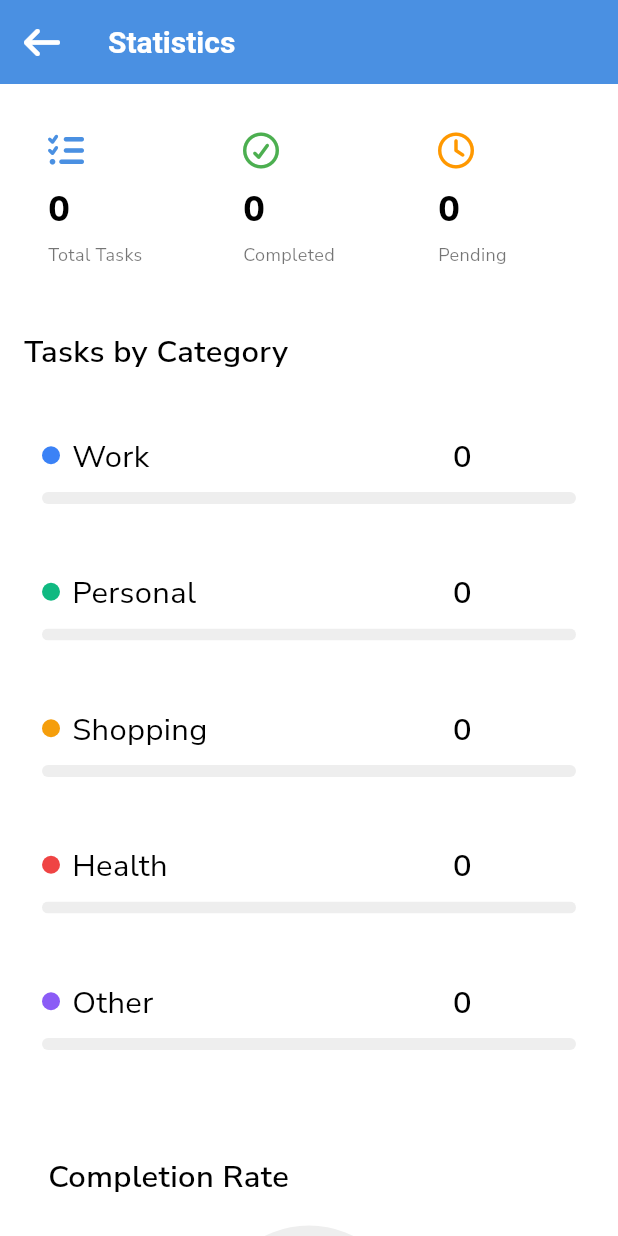
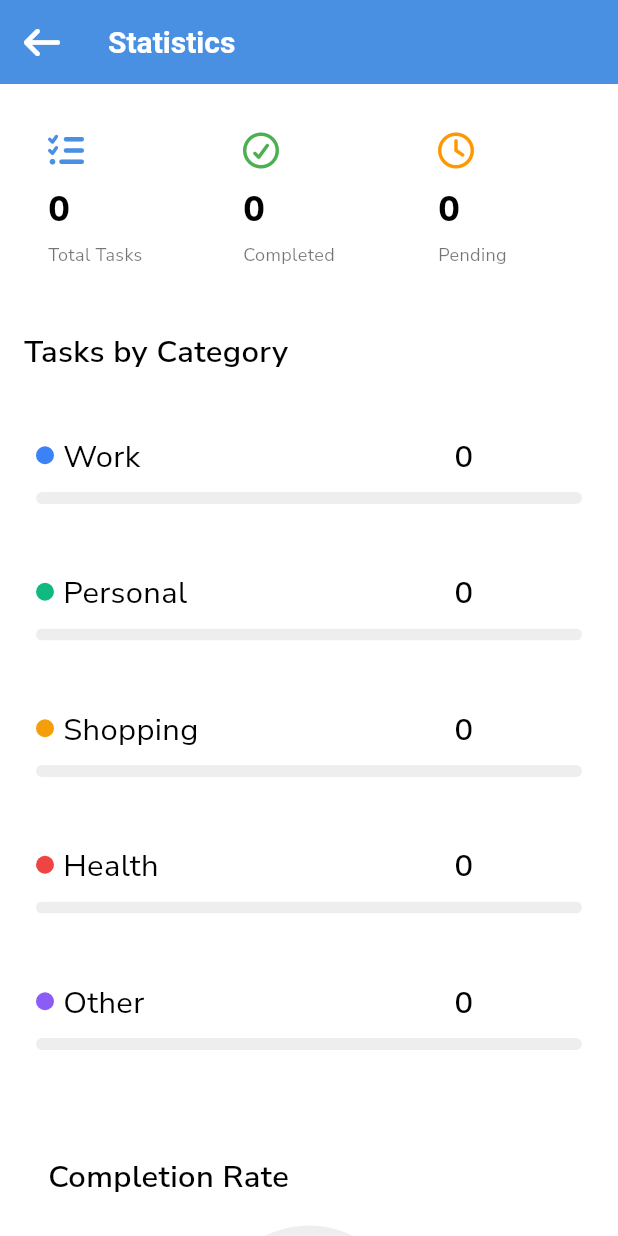
Before and after one commit to CodingFlex/taskflow, a Flutter app: the screen it shows after launch, after a tap on an icon or button, on a phone screen of 412 x 824 dp. Run offline on Flutter 3.47's test engine with Material 3 defaults, Android fonts, the phone set to English and light mode, and no system bars; drawn by our look-alikes of skeletonizer, toastification; our stand-ins replace adaptive_theme, custom_refresh_indicator, dio, flutter_dotenv, font_awesome_flutter, freezed_annotation and 11 more; missing offline and left inert: heroine, msh_checkbox; accounts and stored records are empty; network calls fail; statements that could not run were skipped.

Commit message:
Refactor padding and spacing in _CategoryStatItem for improved layout consistency. Enhance HomeViewModel to log offline sync status and provide user feedback upon successful synchronization of offline changes. Maintain existing functionality while improving user experience during manual sync operations.

```diff
--- a/lib/ui/screens/statistics/statistics_view.dart
+++ b/lib/ui/screens/statistics/statistics_view.dart
@@ -219,7 +219,7 @@ class _CategoryStatItem extends StatelessWidget {
     final isDark = Theme.of(context).brightness == Brightness.dark;
 
     return Container(
-      padding: const EdgeInsets.symmetric(horizontal: 12, vertical: 16),
+      padding: const EdgeInsets.symmetric(horizontal: 8, vertical: 16),
       decoration: BoxDecoration(
         color: isDark ? kcDarkGreyColor2 : Colors.white,
         borderRadius: BorderRadius.circular(12),
@@ -237,7 +237,7 @@ class _CategoryStatItem extends StatelessWidget {
                   color: category.color,
                 ),
               ),
-              const SizedBox(width: 8),
+              const SizedBox(width: 6),
               Expanded(
                 flex: 3,
                 child: Text(
@@ -247,7 +247,7 @@ class _CategoryStatItem extends StatelessWidget {
                   maxLines: 1,
                 ),
               ),
-              const SizedBox(width: 8),
+              const SizedBox(width: 6),
               Flexible(
                 flex: 1,
                 child: Text(
```
Also changed, not shown: lib/viewmodels/home_viewmodel.dart (+13 -0 lines).
